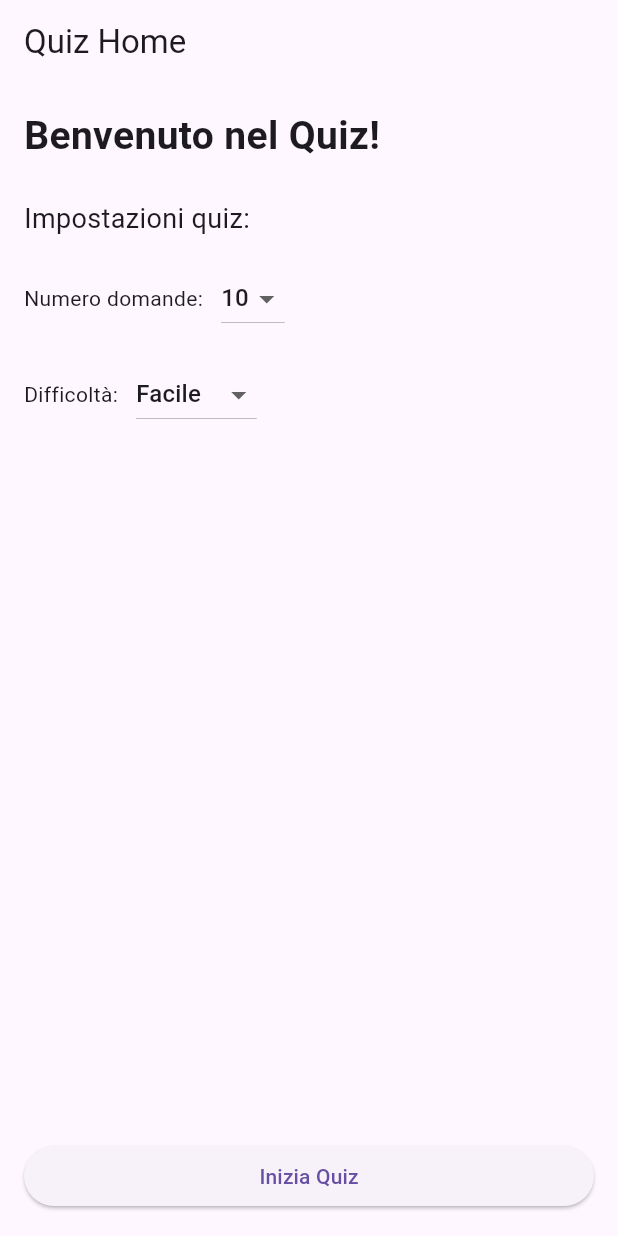
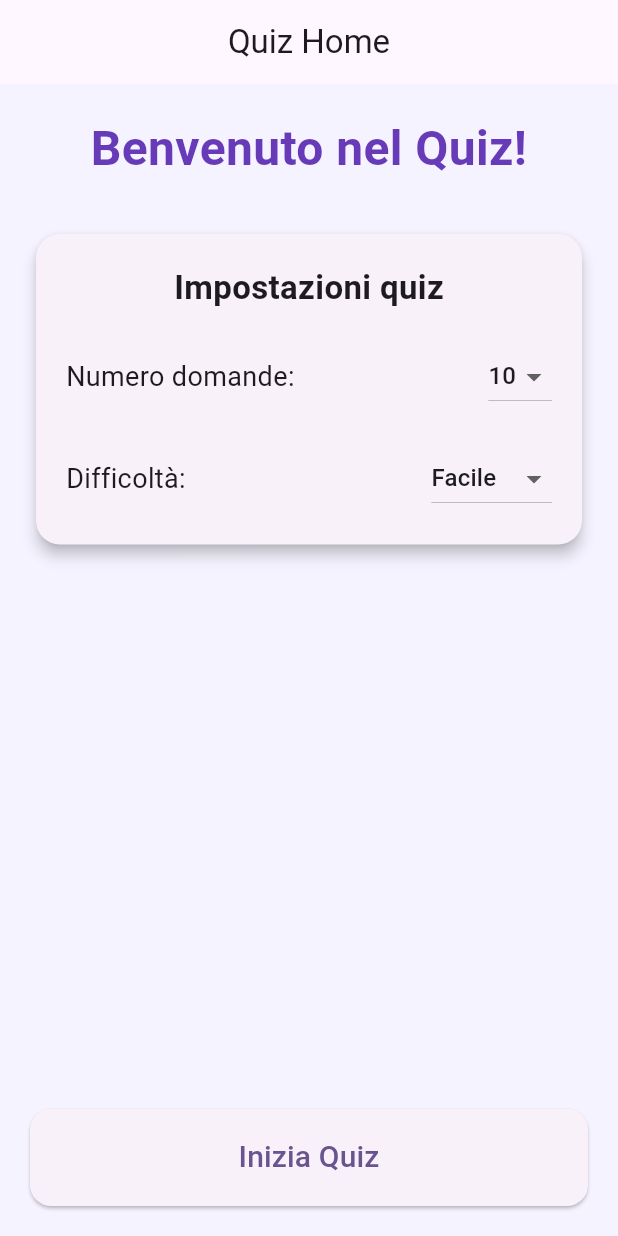
Before and after one commit to Michele-Bellardi/quiz, a Flutter app: the screen it shows after launch, on a phone screen of 412 x 824 dp. Run offline on Flutter 3.47's test engine with Material 3 defaults, Android fonts, the phone set to English and light mode, and no system bars.

Commit message:
aggiornamento interfaccia, da capire perchè da cellulare non funziona.

```diff
--- a/lib/main.dart
+++ b/lib/main.dart
@@ -14,6 +14,14 @@ class QuizApp extends StatelessWidget {
     return MaterialApp(
       title: 'Quiz App',
       debugShowCheckedModeBanner: false,
+      theme: ThemeData(
+        useMaterial3: true,
+        colorScheme: ColorScheme.fromSeed(seedColor: Colors.deepPurple),
+        scaffoldBackgroundColor: const Color(0xFFF5F3FF),
+        textTheme: const TextTheme(
+          bodyMedium: TextStyle(fontSize: 18),
+        ),
+      ),
       initialRoute: '/',
       routes: {
         '/': (context) => const HomeScreen(),
@@ -24,9 +32,7 @@ class QuizApp extends StatelessWidget {
   }
 }
 
-// ------------------------------------------------------------
 // MODELLO DOMANDA
-// ------------------------------------------------------------
 class TriviaQuestion {
   final String question;
   final String correctAnswer;
@@ -52,9 +58,7 @@ class TriviaQuestion {
   }
 }
 
-// ------------------------------------------------------------
 // SERVIZIO API OPENTRIVIADB
-// ------------------------------------------------------------
 class TriviaService {
   static const String baseUrl = 'https://opentdb.com/api.php';
 
@@ -87,9 +91,7 @@ class TriviaService {
   }
 }
 
-// ------------------------------------------------------------
 // HOME SCREEN
-// ------------------------------------------------------------
 class HomeScreen extends StatelessWidget {
   const HomeScreen({super.key});
 
@@ -99,25 +101,49 @@ class HomeScreen extends StatelessWidget {
     String difficulty = 'easy';
 
     return Scaffold(
-      appBar: AppBar(title: const Text('Quiz Home')),
+      appBar: AppBar(
+        title: const Text('Quiz Home'),
+        centerTitle: true,
+        elevation: 0,
+      ),
       body: Padding(
-        padding: const EdgeInsets.all(16.0),
+        padding: const EdgeInsets.all(20.0),
         child: Column(
           crossAxisAlignment: CrossAxisAlignment.stretch,
           children: [
             const Text(
               'Benvenuto nel Quiz!',
-              style: TextStyle(fontSize: 26, fontWeight: FontWeight.bold),
+              style: TextStyle(
+                fontSize: 32,
+                fontWeight: FontWeight.bold,
+                color: Colors.deepPurple,
               ),
-            const SizedBox(height: 24),
+              textAlign: TextAlign.center,
+            ),
+            const SizedBox(height: 30),
 
-            const Text('Impostazioni quiz:', style: TextStyle(fontSize: 18)),
-            const SizedBox(height: 16),
+            Card(
+              elevation: 4,
+              shape: RoundedRectangleBorder(
+                borderRadius: BorderRadius.circular(16),
+              ),
+              child: Padding(
+                padding: const EdgeInsets.all(20.0),
+                child: Column(
+                  children: [
+                    const Text(
+                      'Impostazioni quiz',
+                      style: TextStyle(
+                        fontSize: 22,
+                        fontWeight: FontWeight.bold,
+                      ),
+                    ),
+                    const SizedBox(height: 20),
 
                     Row(
+                      mainAxisAlignment: MainAxisAlignment.spaceBetween,
                       children: [
                         const Text('Numero domande:'),
-                const SizedBox(width: 12),
                         DropdownButton<int>(
                           value: numberOfQuestions,
                           items: const [
@@ -130,12 +156,12 @@ class HomeScreen extends StatelessWidget {
                       ],
                     ),
 
-            const SizedBox(height: 16),
+                    const SizedBox(height: 20),
 
                     Row(
+                      mainAxisAlignment: MainAxisAlignment.spaceBetween,
                       children: [
                         const Text('Difficoltà:'),
-                const SizedBox(width: 12),
                         DropdownButton<String>(
                           value: difficulty,
                           items: const [
@@ -147,10 +173,20 @@ class HomeScreen extends StatelessWidget {
                         ),
                       ],
                     ),
+                  ],
+                ),
+              ),
+            ),
 
             const Spacer(),
 
             ElevatedButton(
+              style: ElevatedButton.styleFrom(
+                padding: const EdgeInsets.symmetric(vertical: 18),
+                shape: RoundedRectangleBorder(
+                  borderRadius: BorderRadius.circular(14),
+                ),
+              ),
               onPressed: () {
                 Navigator.pushNamed(
                   context,
@@ -161,7 +197,10 @@ class HomeScreen extends StatelessWidget {
                   },
                 );
               },
-              child: const Text('Inizia Quiz'),
+              child: const Text(
+                'Inizia Quiz',
+                style: TextStyle(fontSize: 20),
+              ),
             ),
           ],
         ),
@@ -170,9 +209,7 @@ class HomeScreen extends StatelessWidget {
   }
 }
 
-// ------------------------------------------------------------
 // QUIZ SCREEN
-// ------------------------------------------------------------
 class QuizScreen extends StatefulWidget {
   const QuizScreen({super.key});
 
@@ -234,7 +271,10 @@ class _QuizScreenState extends State<QuizScreen> {
   @override
   Widget build(BuildContext context) {
     return Scaffold(
-      appBar: AppBar(title: const Text('Quiz')),
+      appBar: AppBar(
+        title: const Text('Quiz'),
+        centerTitle: true,
+      ),
       body: FutureBuilder<List<TriviaQuestion>>(
         future: _futureQuestions,
         builder: (context, snapshot) {
@@ -252,36 +292,35 @@ class _QuizScreenState extends State<QuizScreen> {
           final question = questions[_currentIndex];
 
           return Padding(
-            padding: const EdgeInsets.all(16.0),
+            padding: const EdgeInsets.all(20.0),
             child: Column(
               crossAxisAlignment: CrossAxisAlignment.stretch,
               children: [
-                Text(
-                  'Domanda ${_currentIndex + 1} / ${questions.length}',
-                  style: const TextStyle(fontSize: 18),
-                ),
-                const SizedBox(height: 8),
-                Text(
-                  'Punteggio: $_score',
-                  style: const TextStyle(fontSize: 18),
+                LinearProgressIndicator(
+                  value: (_currentIndex + 1) / questions.length,
+                  backgroundColor: Colors.deepPurple.shade100,
+                  color: Colors.deepPurple,
                 ),
                 const SizedBox(height: 20),
 
                 Card(
-                  elevation: 2,
+                  elevation: 4,
+                  shape: RoundedRectangleBorder(
+                    borderRadius: BorderRadius.circular(16),
+                  ),
                   child: Padding(
-                    padding: const EdgeInsets.all(16.0),
+                    padding: const EdgeInsets.all(20.0),
                     child: Text(
                       question.question,
                       style: const TextStyle(
-                        fontSize: 20,
+                        fontSize: 22,
                         fontWeight: FontWeight.bold,
                       ),
                     ),
                   ),
                 ),
 
-                const SizedBox(height: 24),
+                const SizedBox(height: 20),
 
                 Expanded(
                   child: ListView(
@@ -296,17 +335,24 @@ class _QuizScreenState extends State<QuizScreen> {
                       }
 
                       return Container(
-                        margin: const EdgeInsets.symmetric(vertical: 4),
+                        margin: const EdgeInsets.symmetric(vertical: 6),
                         child: ElevatedButton(
                           style: ElevatedButton.styleFrom(
                             backgroundColor: color,
                             padding: const EdgeInsets.symmetric(
-                              vertical: 12,
+                              vertical: 16,
                               horizontal: 16,
+                            ),
+                            shape: RoundedRectangleBorder(
+                              borderRadius: BorderRadius.circular(14),
                             ),
                           ),
                           onPressed: () => _onAnswerSelected(question, answer),
-                          child: Text(answer, textAlign: TextAlign.center),
+                          child: Text(
+                            answer,
+                            textAlign: TextAlign.center,
+                            style: const TextStyle(fontSize: 18),
+                          ),
                         ),
                       );
                     }).toList(),
@@ -321,9 +367,7 @@ class _QuizScreenState extends State<QuizScreen> {
   }
 }
 
-// ------------------------------------------------------------
 // RESULT SCREEN
-// ------------------------------------------------------------
 class ResultScreen extends StatelessWidget {
   const ResultScreen({super.key});
 
@@ -332,22 +376,43 @@ class ResultScreen extends StatelessWidget {
     final int score = ModalRoute.of(context)!.settings.arguments as int;
 
     return Scaffold(
-      appBar: AppBar(title: const Text('Risultato')),
+      appBar: AppBar(
+        title: const Text('Risultato'),
+        centerTitle: true,
+      ),
       body: Center(
+        child: Padding(
+          padding: const EdgeInsets.all(30.0),
           child: Column(
             mainAxisAlignment: MainAxisAlignment.center,
             children: [
+              const Icon(
+                Icons.emoji_events,
+                size: 100,
+                color: Colors.amber,
+              ),
+              const SizedBox(height: 20),
+
               const Text(
                 'Quiz terminato!',
-              style: TextStyle(fontSize: 26, fontWeight: FontWeight.bold),
+                style: TextStyle(fontSize: 32, fontWeight: FontWeight.bold),
               ),
               const SizedBox(height: 16),
+
               Text(
                 'Punteggio: $score',
-              style: const TextStyle(fontSize: 22),
+                style: const TextStyle(fontSize: 26),
               ),
-            const SizedBox(height: 24),
+
+              const SizedBox(height: 40),
+
               ElevatedButton(
+                style: ElevatedButton.styleFrom(
+                  padding: const EdgeInsets.symmetric(vertical: 18, horizontal: 40),
+                  shape: RoundedRectangleBorder(
+                    borderRadius: BorderRadius.circular(14),
+                  ),
+                ),
                 onPressed: () {
                   Navigator.pushNamedAndRemoveUntil(
                     context,
@@ -355,9 +420,13 @@ class ResultScreen extends StatelessWidget {
                         (route) => false,
                   );
                 },
-              child: const Text('Torna alla Home'),
+                child: const Text(
+                  'Torna alla Home',
+                  style: TextStyle(fontSize: 20),
+                ),
               ),
             ],
+          ),
         ),
       ),
     );
```
Lines whose indentation alone changed are shown as unchanged.
